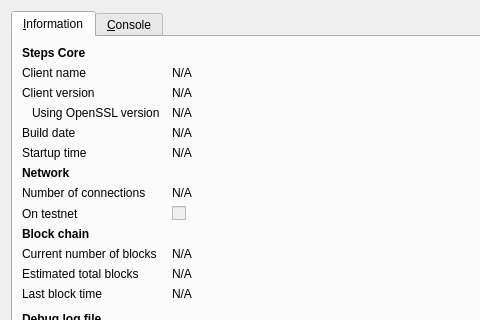
The window that src/qt/forms/rpcconsole.ui (CandyCoinDev/Candycoin) describes before a commit, drawn with Qt 5; both pictures show x 0 to 480 and y 0 to 320 of the 740 by 450 pixel window.
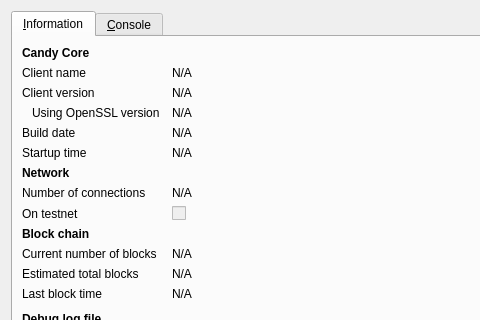
The same window after the commit. Icons and pictures are not drawn.

What changed in the file:
```diff
--- a/src/qt/forms/rpcconsole.ui
+++ b/src/qt/forms/rpcconsole.ui
@@ -36,7 +36,7 @@
           </font>
          </property>
          <property name="text">
-          <string>Steps Core</string>
+          <string>Candy Core</string>
          </property>
         </widget>
        </item>
```
Left out of the diff: 6 changed lines with no effect on the pictures.
